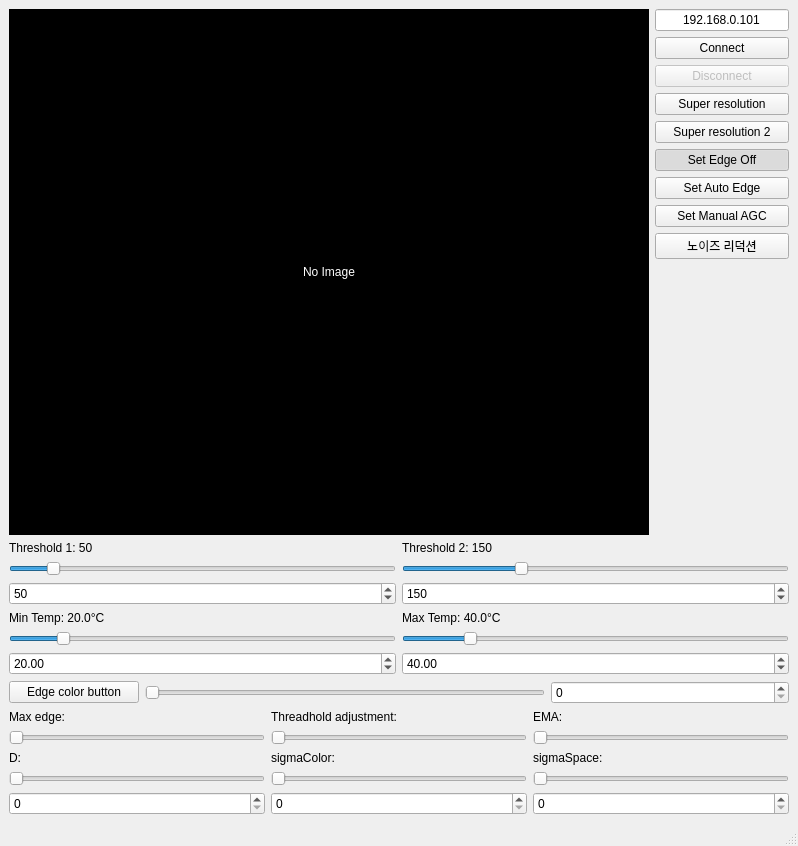
sue9010/NEW_THERMALaNALYZER, file thermal_viewer.ui: the form before one commit.
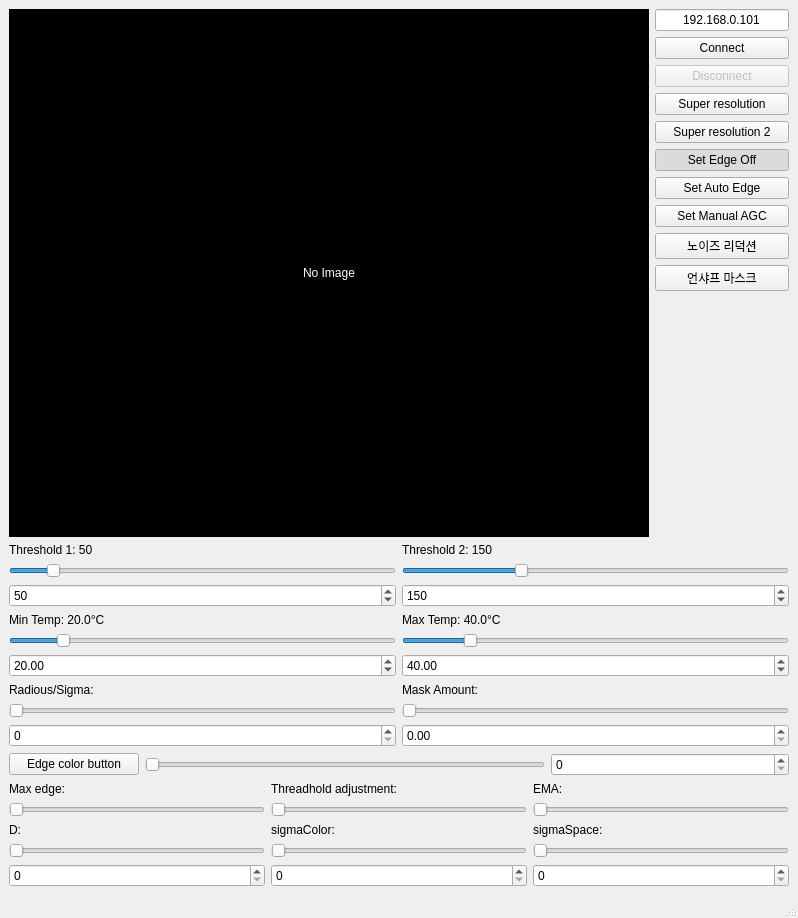
The form after the commit.

Commit message: unsharp mask 추가

```diff
--- a/thermal_viewer.ui
+++ b/thermal_viewer.ui
@@ -7,7 +7,7 @@
     <x>0</x>
     <y>0</y>
     <width>798</width>
-    <height>846</height>
+    <height>918</height>
    </rect>
   </property>
   <property name="windowTitle">
@@ -137,6 +137,13 @@
           </property>
          </widget>
         </item>
+        <item>
+         <widget class="QPushButton" name="unsharp_masking_button">
+          <property name="text">
+           <string>언샤프 마스크</string>
+          </property>
+         </widget>
+        </item>
         <item>
          <spacer name="verticalSpacer">
           <property name="orientation">
@@ -319,6 +326,54 @@
       </item>
      </layout>
     </item>
+    <item>
+     <layout class="QGridLayout" name="unsharp_mask_layout">
+      <item row="0" column="1">
+       <widget class="QLabel" name="unsharp_amount_label">
+        <property name="text">
+         <string>Mask Amount: </string>
+        </property>
+       </widget>
+      </item>
+      <item row="1" column="0">
+       <widget class="QSlider" name="unsharp_radius_slider">
+        <property name="orientation">
+         <enum>Qt::Horizontal</enum>
+        </property>
+       </widget>
+      </item>
+      <item row="1" column="1">
+       <widget class="QSlider" name="unsharp_amount_slider">
+        <property name="maximum">
+         <number>300</number>
+        </property>
+        <property name="orientation">
+         <enum>Qt::Horizontal</enum>
+        </property>
+       </widget>
+      </item>
+      <item row="0" column="0">
+       <widget class="QLabel" name="unsharp_radius_label">
+        <property name="text">
+         <string>Radious/Sigma: </string>
+        </property>
+       </widget>
+      </item>
+      <item row="2" column="0">
+       <widget class="QSpinBox" name="unsharp_radius_spinbox"/>
+      </item>
+      <item row="2" column="1">
+       <widget class="QDoubleSpinBox" name="unsharp_amount_spinbox">
+        <property name="maximum">
+         <double>3.000000000000000</double>
+        </property>
+        <property name="singleStep">
+         <double>0.010000000000000</double>
+        </property>
+       </widget>
+      </item>
+     </layout>
+    </item>
     <item>
      <layout class="QHBoxLayout" name="horizontalLayout">
       <item>
```
Left out of the diff: 3 changed lines with no effect on the pictures. The commit also changes 4 other files.
